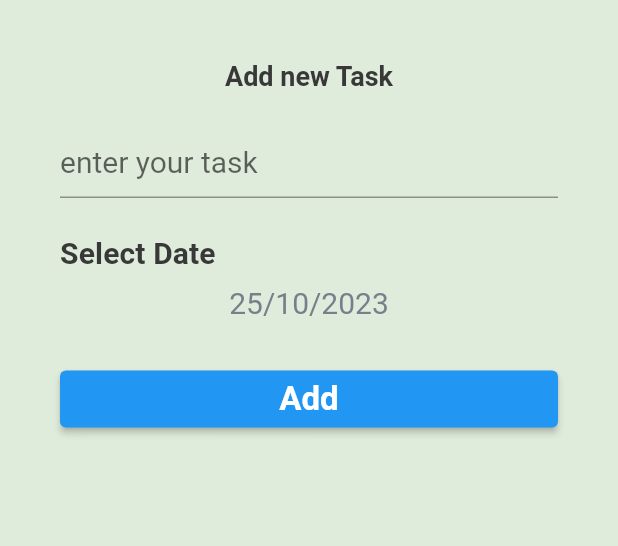
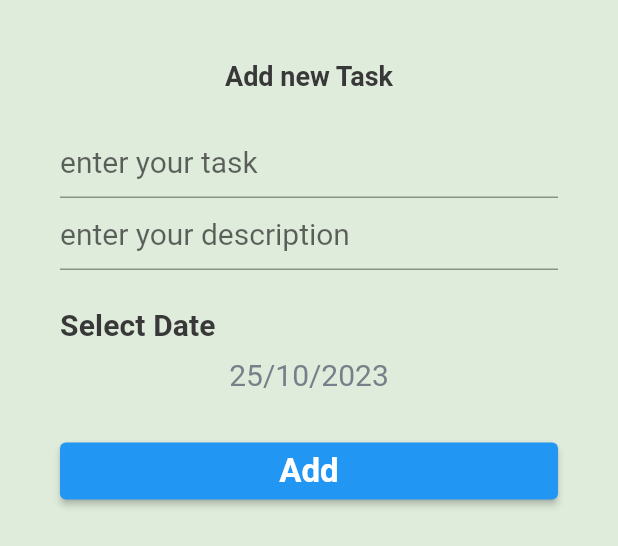
Before and after one commit to nehalkhaled24/todo-app, a Flutter app: the AddTaskBottomSheet widget shown alone on an empty page, opened directly, on a phone screen of 412 x 824 dp. Shown: the top 546 px of the screen. Run offline on Flutter 3.47's test engine with Material 2 defaults, Android fonts, the phone set to English and light mode, and no system bars; our stand-ins replace calendar_timeline, cloud_firestore, firebase_core, flutter_slidable, fluttertoast; accounts and stored records are empty.

```diff
--- a/lib/home/task_list/add_task_bottom_sheet.dart
+++ b/lib/home/task_list/add_task_bottom_sheet.dart
@@ -1,4 +1,9 @@
 import 'package:flutter/material.dart';
+import 'package:fluttertoast/fluttertoast.dart';
+import 'package:provider/provider.dart';
+import 'package:todo_app/firebase_utils.dart';
+import 'package:todo_app/model/task.dart';
+import 'package:todo_app/providers/list_provider.dart';
 
 class AddTaskBottomSheet extends StatefulWidget {
   @override
@@ -8,11 +13,16 @@ class AddTaskBottomSheet extends StatefulWidget {
 class _AddTaskBottomSheetState extends State<AddTaskBottomSheet> {
   DateTime selectedDate = DateTime.now();
   final _formKey = GlobalKey<FormState>();
-
+  String title='';
+  String description='';
+ late ListProvider listProvider;
   @override
   Widget build(BuildContext context) {
+    listProvider=Provider.of<ListProvider>(context);
     return Padding(
       padding: const EdgeInsets.all(40.0),
+      child: Form(
+        key: _formKey,
         child: Column(
           crossAxisAlignment: CrossAxisAlignment.start,
           children: [
@@ -22,9 +32,10 @@ class _AddTaskBottomSheetState extends State<AddTaskBottomSheet> {
             SizedBox(
               height: 23,
             ),
-          Form(
-            key: _formKey,
-            child: TextFormField(
+            TextFormField(
+             onChanged:(text) {
+               title=text;
+             },
               validator: (text) {
                 if (text == null || text.isEmpty) {
                   return 'Please enter task';
@@ -36,7 +47,22 @@ class _AddTaskBottomSheetState extends State<AddTaskBottomSheet> {
               ),
               style: Theme.of(context).textTheme.bodySmall,
             ),
+            TextFormField(
+              onChanged:(text) {
+                description=text;
+              },
+              validator: (text) {
+                if (text == null || text.isEmpty) {
+                  return 'Please enter description';
+                }
+                return null;
+              },
+              decoration: InputDecoration(
+                hintText: 'enter your description',
               ),
+              style: Theme.of(context).textTheme.bodySmall,
+            ),
+
             SizedBox(
               height: 25,
             ),
@@ -72,6 +98,7 @@ class _AddTaskBottomSheetState extends State<AddTaskBottomSheet> {
             ))
           ],
         ),
+      ),
     );
   }
 
@@ -88,6 +115,24 @@ class _AddTaskBottomSheetState extends State<AddTaskBottomSheet> {
   void addTask() {
     if (_formKey.currentState!.validate()==true) {
       //add task to firebase
+      Task task=Task(title: title, description: description, dateTime: selectedDate);
+      FirebaseUtils.addTaskToFireStore(task).timeout(Duration( milliseconds: 500)
+          ,onTimeout: () {
+            Navigator.pop(context);
+            listProvider.getAllTasksFromFireStore();
+
+            Fluttertoast.showToast(
+                msg: "The task has been added successfully",
+                toastLength: Toast.LENGTH_SHORT,
+                gravity: ToastGravity.BOTTOM,
+                timeInSecForIosWeb: 5,
+                backgroundColor: Colors.black54,
+                textColor: Colors.purple,
+                fontSize: 16.0
+            );
+
+          },
+      );
     }
   }
 }
--- /dev/null
+++ b/lib/model/task.dart
@@ -0,0 +1,28 @@
+class Task{
+  static const String collectionName='tasks';
+  String? id;
+  String? title;
+  String? description;
+  DateTime? dateTime;
+  bool? isDone;
+  Task({ this.id='',required this.title,required this.description,
+  required this.dateTime, this.isDone=false});
+
+  Task.fromFireStore(Map<String,dynamic> data):this(
+    id: data['id'],
+      title: data['title'],
+      description:data['description'],
+      dateTime:DateTime.fromMillisecondsSinceEpoch(data['dateTime']) ,
+       isDone: data['isDone'],
+  );
+  Map<String,dynamic> toFireStore(){
+    return {
+      'id' :id,
+      'title' :title,
+      'description' :description,
+      'dateTime':dateTime?.millisecondsSinceEpoch,
+      'isDone' :isDone
+
+    };
+  }
+}
--- a/pubspec.yaml
+++ b/pubspec.yaml
@@ -28,6 +28,8 @@ environment:
 # the latest version available on pub.dev. To see which dependencies have newer
 # versions available, run `flutter pub outdated`.
 dependencies:
+  provider: ^6.0.5
+  fluttertoast: ^8.2.2
   flutter_slidable: ^3.0.0
   calendar_timeline: ^1.1.2
   flutter_native_splash: ^2.3.4
```
Also changed, not shown: lib/auth/login/loginScreen.dart (added, +12 -0 lines), lib/auth/register/register_screen.dart (added, +15 -0 lines), lib/firebase_utils.dart (added, +20 -0 lines), lib/home/task_list/task_list_tab.dart (+31 -10 lines), lib/home/task_list/task_widget_item.dart (+30 -13 lines), lib/main.dart (+16 -5 lines), lib/providers/list_provider.dart (added, +36 -0 lines), assets/images/background.png (added), pubspec.lock. Lines whose indentation alone changed are shown as unchanged.
